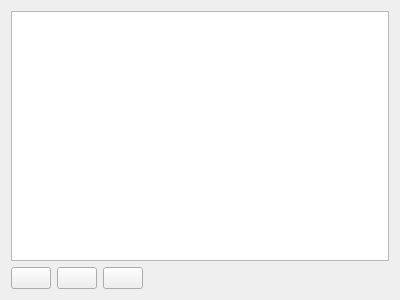
Above: src/ui/qgsrulebasedlabelingwidget.ui from qgis/QGIS before the change. Below: the same form after it.
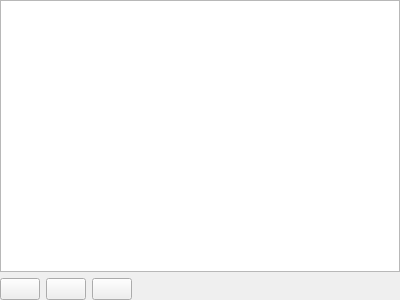
That is the form after the change. Icons and pictures are not drawn.

Commit message:
Further small fixes to labeling widget interface
This code has been funded by Tuscany Region (Italy) - SITA (CIG: 63526840AE) and commissioned to Gis3W s.a.s.

Patch:
```diff
--- a/src/ui/qgsrulebasedlabelingwidget.ui
+++ b/src/ui/qgsrulebasedlabelingwidget.ui
@@ -11,6 +11,9 @@
    </rect>
   </property>
   <layout class="QVBoxLayout" name="verticalLayout">
+   <property name="margin">
+    <number>0</number>
+   </property>
    <item>
     <widget class="QTreeView" name="viewRules">
      <property name="acceptDrops">
```
The commit also changes 2 other files.
